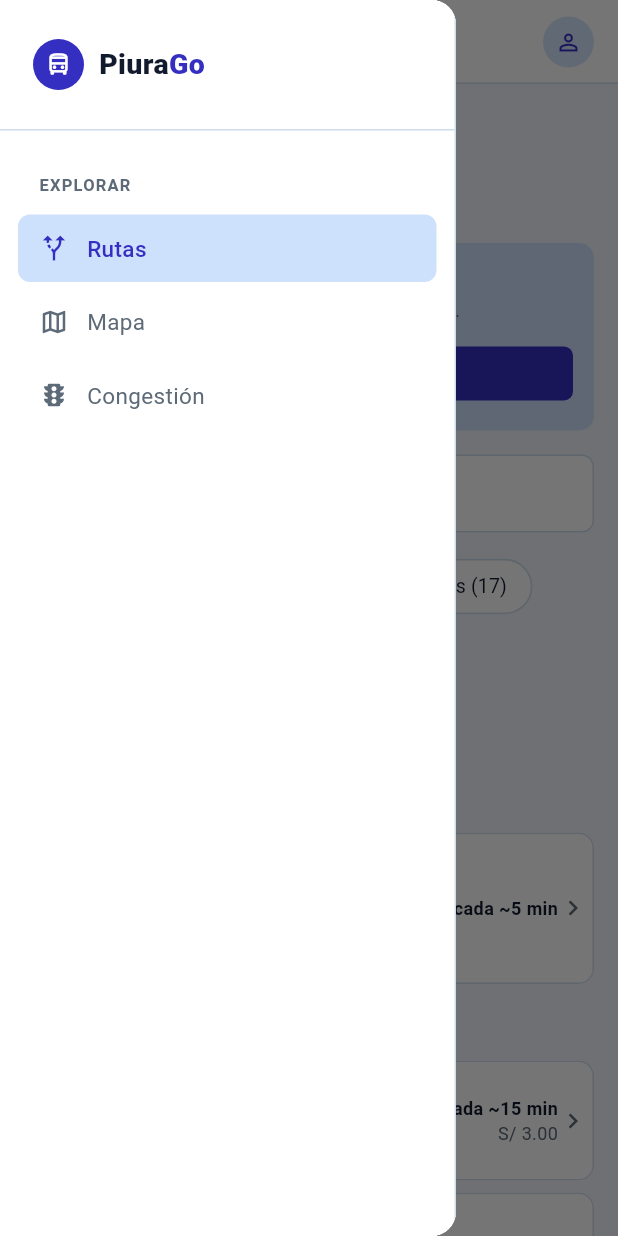
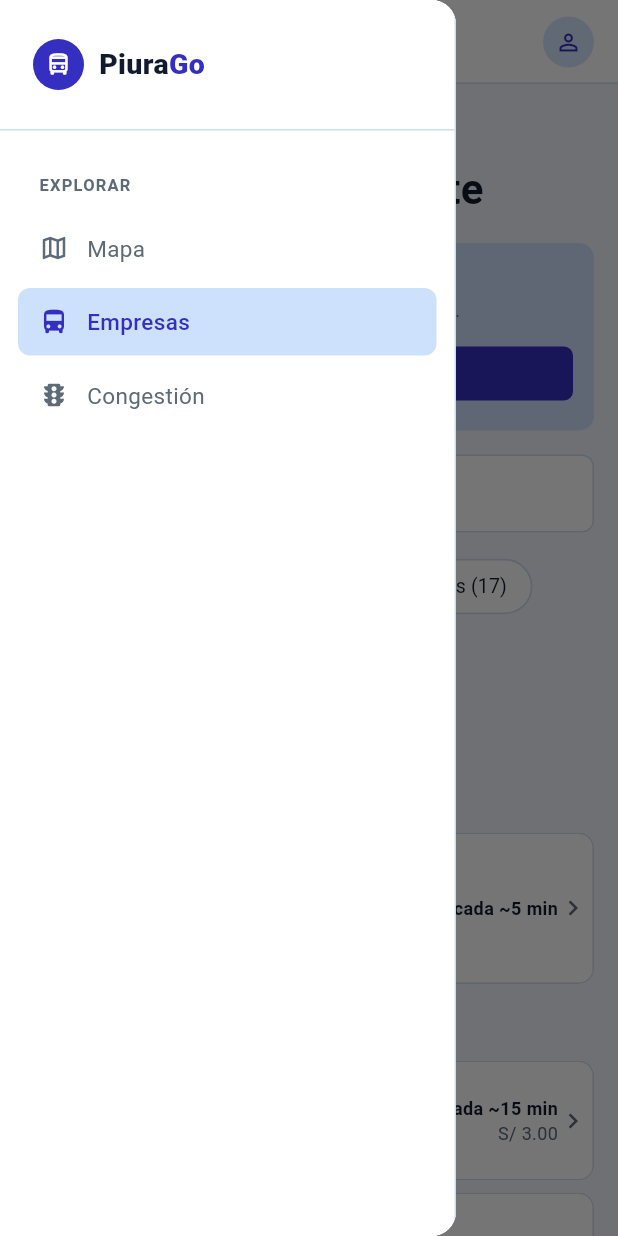
Before and after one commit to miacordov/piurago, a Flutter app: the RoutesPage screen opened by its route, with the side drawer open, on a phone screen of 412 x 824 dp. Run offline on Flutter 3.47's test engine with Material 3 defaults, Android fonts, the phone set to English and light mode, and no system bars; our stand-ins replace flutter_map, flutter_secure_storage, geolocator, latlong2, share_plus, web; missing offline and left inert: dart:js_interop; accounts and stored records are empty; network calls fail.

Commit message:
feat(frontend): abre en ¿A dónde vas? con la ubicación como origen y renombra Rutas a Empresas

```diff
--- a/frontend/lib/app.dart
+++ b/frontend/lib/app.dart
@@ -64,7 +64,7 @@ class PiuraGoApp extends StatelessWidget {
       debugShowCheckedModeBanner: false,
       theme: AppTheme.light,
       initialRoute: (authService?.esRegistrado ?? false)
-          ? AppRoutes.rutas
+          ? AppRoutes.mapa
           : AppRoutes.login,
       routes: {
         AppRoutes.login: (_) => LoginPage(authService: authService),
--- a/frontend/lib/features/auth/login_page.dart
+++ b/frontend/lib/features/auth/login_page.dart
@@ -39,10 +39,11 @@ class _LoginPageState extends State<LoginPage> {
     super.dispose();
   }
 
-  /// El permiso de ubicación lo pide el sistema desde el mapa, así que
-  /// después del acceso se va directo a la lista de rutas.
+  /// Después del acceso se va directo a "¿A dónde vas?": quien no conoce
+  /// el transporte solo escribe su destino. El permiso de ubicación lo pide
+  /// el sistema desde el mapa.
   void _avanzar() {
-    Navigator.of(context).pushReplacementNamed(AppRoutes.rutas);
+    Navigator.of(context).pushReplacementNamed(AppRoutes.mapa);
   }
 
   Future<void> _entrar() async {
--- a/frontend/lib/features/routes/routes_page.dart
+++ b/frontend/lib/features/routes/routes_page.dart
@@ -249,7 +249,7 @@ class _Encabezado extends StatelessWidget {
       children: [
         const Text('TRANSPORTE URBANO', style: AppText.eyebrow),
         const SizedBox(height: 6),
-        const Text('Encuentra tu ruta', style: AppText.heading),
+        const Text('Empresas de transporte', style: AppText.heading),
         const SizedBox(height: 16),
         const _AccesoPlanificar(),
         const SizedBox(height: 16),
--- a/frontend/lib/features/shell/app_shell.dart
+++ b/frontend/lib/features/shell/app_shell.dart
@@ -88,16 +88,16 @@ class SideNav extends StatelessWidget {
             ),
           ),
           _NavItem(
-            icon: Icons.alt_route,
-            label: 'Rutas',
-            selected: seccion == SeccionApp.rutas,
-            onTap: () => _ir(context, AppRoutes.rutas),
-          ),
-          _NavItem(
             icon: Icons.map_outlined,
             label: 'Mapa',
             selected: seccion == SeccionApp.mapa,
             onTap: () => _ir(context, AppRoutes.mapa),
+          ),
+          _NavItem(
+            icon: Icons.directions_bus,
+            label: 'Empresas',
+            selected: seccion == SeccionApp.rutas,
+            onTap: () => _ir(context, AppRoutes.rutas),
           ),
           _NavItem(
             icon: Icons.traffic,
@@ -194,16 +194,9 @@ class TopBar extends StatelessWidget {
               color: AppColors.text,
             ),
           ),
-          const Icon(
-            Icons.chevron_right,
-            size: 18,
-            color: AppColors.textMuted,
-          ),
+          const Icon(Icons.chevron_right, size: 18, color: AppColors.textMuted),
           const Spacer(),
-          if (esDemostracion) ...[
-            const DemoPill(),
-            const SizedBox(width: 12),
-          ],
+          if (esDemostracion) ...[const DemoPill(), const SizedBox(width: 12)],
           const UserAvatar(),
         ],
       ),
--- a/frontend/lib/features/viaje/busqueda_viaje.dart
+++ b/frontend/lib/features/viaje/busqueda_viaje.dart
@@ -44,6 +44,9 @@ const radioTierraMetros = 6371000.0;
 
 /// Nombre de un punto tocado en el mapa lejos de toda calle conocida.
 const nombrePuntoEnMapa = 'Punto en el mapa';
+
+/// Nombre del origen cuando se toma del GPS del pasajero.
+const nombreUbicacionActual = 'Tu ubicación';
 
 /// Un punto tocado a menos de esta distancia del centro de una calle conocida
 /// se llama "Cerca de {calle}".
```
Also changed, not shown: frontend/lib/features/map/map_page.dart (+9 -0 lines), frontend/lib/features/viaje/planificador_viaje.dart (+28 -3 lines).
